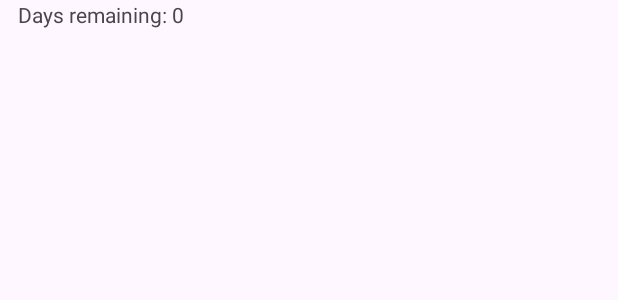
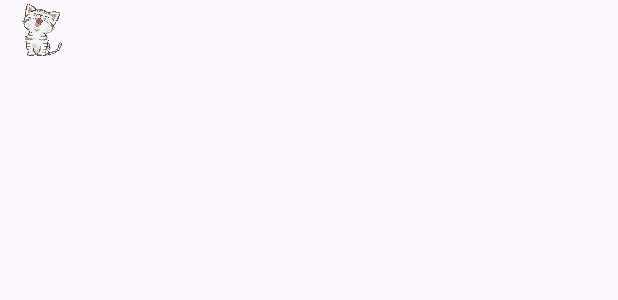
Before and after one commit to the-rebooted-coder/Countdown-Timer, an Android app: the layout countdown_widget_layout.xml on its own in the app's theme, with its tools: preview values and no code run, on a phone screen of 412 x 824 dp. Shown: the top 300 px of the screen. Run offline under Robolectric (Android 15) with nearby library versions, the phone set to English and light mode, and no system bars.

Commit message:
Cat Widget Working

```diff
--- a/app/src/main/java/com/onesilicondiode/anumi/CountdownService.java
+++ b/app/src/main/java/com/onesilicondiode/anumi/CountdownService.java
@@ -1,5 +1,6 @@
 package com.onesilicondiode.anumi;
 
+import android.annotation.SuppressLint;
 import android.app.AlarmManager;
 import android.app.Notification;
 import android.app.NotificationChannel;
@@ -56,6 +57,7 @@ public class CountdownService  extends Service {
         scheduleMidnightUpdate();
     }
 
+    @SuppressLint("ScheduleExactAlarm")
     private void scheduleMidnightUpdate() {
         Intent updateIntent = new Intent(this, MidnightUpdateReceiver.class);
         PendingIntent pendingIntent = PendingIntent.getBroadcast(this, 0, updateIntent, PendingIntent.FLAG_MUTABLE);
@@ -87,11 +89,11 @@ public class CountdownService  extends Service {
     }
 
     private void updateNotification(int daysLeft) {
-        String contentText = (daysLeft > 0) ?  daysLeft + " Days Remaining Bhumi": "Pack your bags!";
+        String contentText = (daysLeft > 0) ?  daysLeft + " days remaining Bhumi": "Pack your bags!";
         Intent notificationIntent = new Intent(this, MainActivity.class);
         PendingIntent pendingIntent = PendingIntent.getActivity(this, 0, notificationIntent, PendingIntent.FLAG_IMMUTABLE | PendingIntent.FLAG_UPDATE_CURRENT);
         Notification notification = new NotificationCompat.Builder(this, NOTIFICATION_CHANNEL_ID)
-                .setContentTitle("Homecoming Time")
+                .setContentTitle("Homecoming")
                 .setContentText(contentText)
                 .setSmallIcon(R.drawable.notification_logo)
                 .setColor(ContextCompat.getColor(this, R.color.pink))
--- a/app/src/main/java/com/onesilicondiode/anumi/CountdownWidget.java
+++ b/app/src/main/java/com/onesilicondiode/anumi/CountdownWidget.java
@@ -4,7 +4,6 @@ import android.app.PendingIntent;
 import android.appwidget.AppWidgetManager;
 import android.content.Context;
 import android.content.Intent;
-import android.content.SharedPreferences;
 import android.widget.RemoteViews;
 
 import java.util.Calendar;
@@ -27,11 +26,11 @@ public class CountdownWidget {
 
         // Update the widget with the new countdown
         RemoteViews remoteViews = new RemoteViews(context.getPackageName(), R.layout.countdown_widget_layout);
-        remoteViews.setTextViewText(R.id.widget_countdown_text, "Days remaining: " + daysRemaining);
+        remoteViews.setTextViewText(R.id.widget_countdown_text, "Only " + daysRemaining + " days left!");
 
         // Create an explicit intent for the MainActivity
         Intent intent = new Intent(context, MainActivity.class);
-        PendingIntent pendingIntent = PendingIntent.getActivity(context, 0, intent, 0);
+        PendingIntent pendingIntent = PendingIntent.getActivity(context, 0, intent, PendingIntent.FLAG_IMMUTABLE);
         remoteViews.setOnClickPendingIntent(R.id.widget_layout, pendingIntent);
 
         // Update the widget
--- a/app/src/main/res/layout/countdown_widget_layout.xml
+++ b/app/src/main/res/layout/countdown_widget_layout.xml
@@ -7,12 +7,16 @@
     android:gravity="center_vertical"
     android:paddingStart="8dp"
     android:paddingEnd="8dp">
-
+    <ImageView
+        android:id="@+id/widget_cat_image"
+        android:layout_width="40dp"
+        android:layout_height="40dp"
+        android:src="@drawable/cutecat" />
     <TextView
         android:id="@+id/widget_countdown_text"
         android:layout_width="wrap_content"
         android:layout_height="wrap_content"
         android:layout_marginStart="4dp"
-        android:text="Days remaining: 0"
+        android:fontFamily="@font/psb"
         android:textSize="14sp" />
 </LinearLayout>
```
Also changed, not shown: app/src/main/res/drawable/cutecat.webp (added), app/src/main/res/font/psb.ttf (added).
